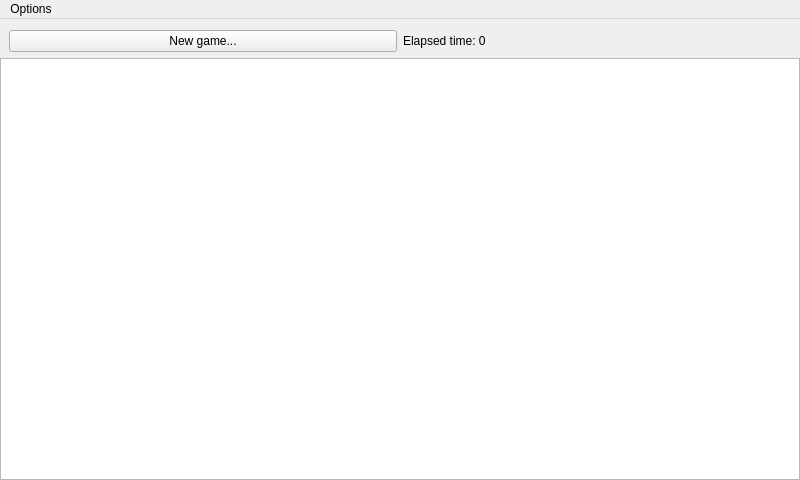
First picture: the form in mainwindow.ui, repository Venemo/puzzle-master, before the edit.
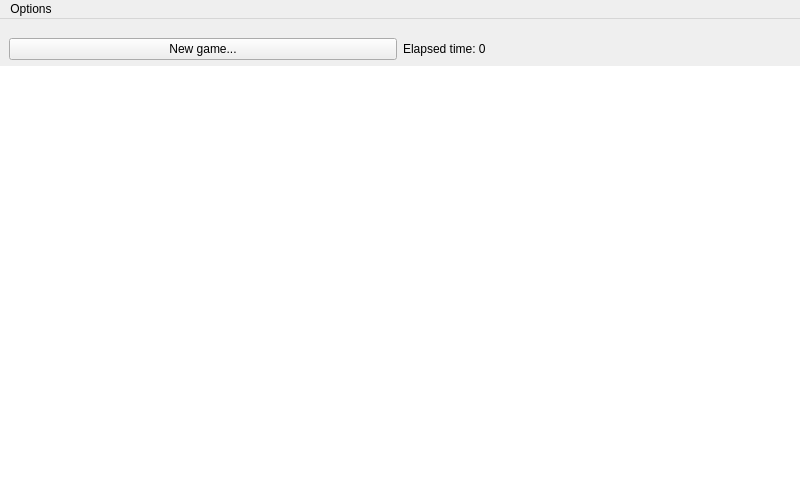
Second picture: the form after the edit. Icons and pictures are not drawn.

Commit message: Improvements to the main window's UI

```diff
--- a/mainwindow.ui
+++ b/mainwindow.ui
@@ -36,6 +36,9 @@
       <property name="leftMargin">
        <number>9</number>
       </property>
+      <property name="topMargin">
+       <number>8</number>
+      </property>
       <property name="rightMargin">
        <number>9</number>
       </property>
@@ -62,7 +65,17 @@
      </layout>
     </item>
     <item>
-     <widget class="QGraphicsView" name="graphicsView"/>
+     <widget class="QGraphicsView" name="graphicsView">
+      <property name="frameShape">
+       <enum>QFrame::NoFrame</enum>
+      </property>
+      <property name="frameShadow">
+       <enum>QFrame::Plain</enum>
+      </property>
+      <property name="lineWidth">
+       <number>0</number>
+      </property>
+     </widget>
     </item>
    </layout>
   </widget>
```
The commit also changes 1 other file.
